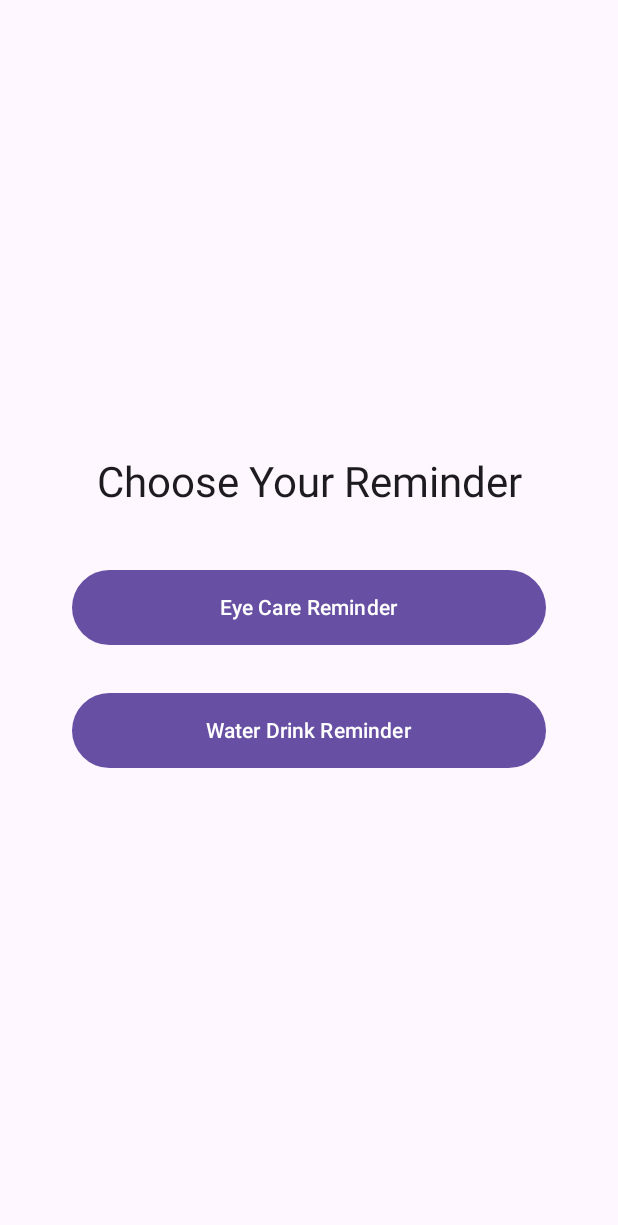
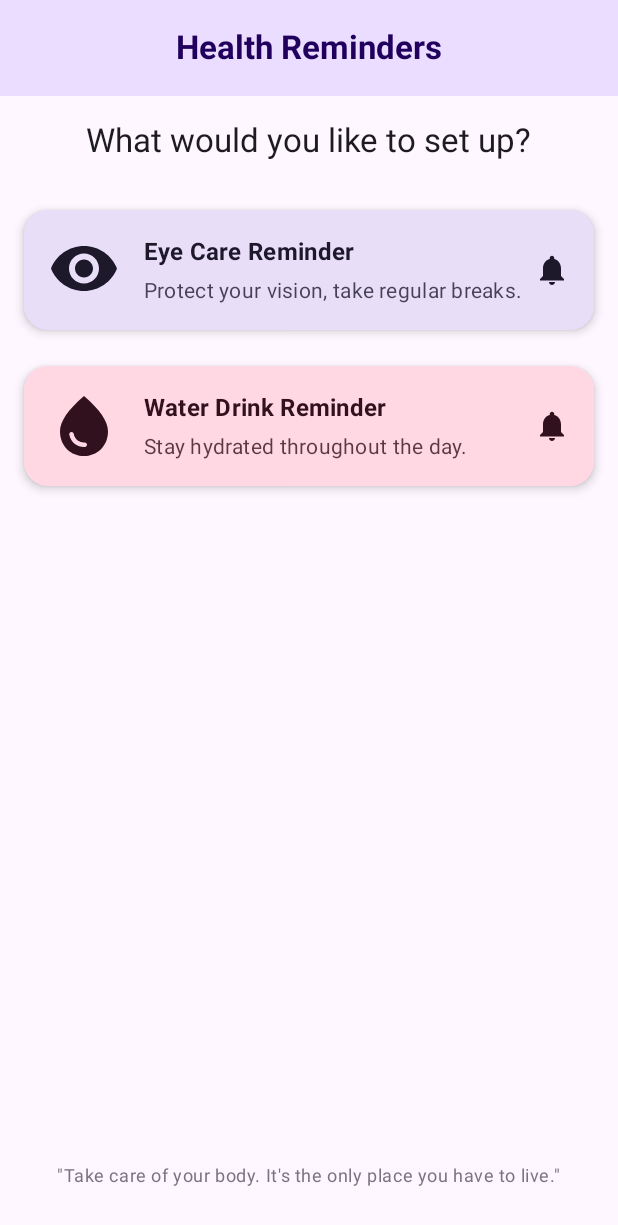
Before and after one commit to shubham-gadekar-alpha/myEyeCare, an Android app built with Jetpack Compose: the screen it shows after launch (MainActivity), on a phone screen of 412 x 824 dp. Shown: the top 1225 px of the screen. Run offline under Robolectric (Android 15) with nearby library versions, the phone set to English and light mode, and no system bars.

Commit message:
Home Screen re-design.

```diff
--- a/app/build.gradle.kts
+++ b/app/build.gradle.kts
@@ -62,4 +62,6 @@ dependencies {
     implementation(platform("com.google.firebase:firebase-bom:34.1.0"))
     implementation("com.google.firebase:firebase-analytics")
     implementation("androidx.navigation:navigation-compose:2.7.7")
+    implementation("androidx.compose.material:material-icons-core:1.7.8")
+    implementation("androidx.compose.material:material-icons-extended:1.7.8")
 }
--- a/app/src/main/java/com/alpha/myeyecare/ui/CommonUI.kt
+++ b/app/src/main/java/com/alpha/myeyecare/ui/CommonUI.kt
@@ -1,23 +1,84 @@
 package com.alpha.myeyecare.ui
 
+import androidx.compose.foundation.layout.Column
+import androidx.compose.foundation.layout.IntrinsicSize
+import androidx.compose.foundation.layout.Row
+import androidx.compose.foundation.layout.Spacer
 import androidx.compose.foundation.layout.fillMaxWidth
 import androidx.compose.foundation.layout.height
 import androidx.compose.foundation.layout.padding
-import androidx.compose.material3.Button
+import androidx.compose.foundation.layout.size
+import androidx.compose.foundation.layout.width
+import androidx.compose.foundation.shape.RoundedCornerShape
+import androidx.compose.material.icons.Icons
+import androidx.compose.material.icons.filled.Notifications
+import androidx.compose.material3.Card
+import androidx.compose.material3.CardDefaults
+import androidx.compose.material3.ExperimentalMaterial3Api
+import androidx.compose.material3.Icon
+import androidx.compose.material3.MaterialTheme
 import androidx.compose.material3.Text
 import androidx.compose.runtime.Composable
+import androidx.compose.ui.Alignment
 import androidx.compose.ui.Modifier
+import androidx.compose.ui.graphics.Color
+import androidx.compose.ui.graphics.vector.ImageVector
+import androidx.compose.ui.text.font.FontWeight
 import androidx.compose.ui.unit.dp
 
+
+@OptIn(ExperimentalMaterial3Api::class)
 @Composable
-fun FeatureButton(text: String, onClick: () -> Unit, modifier: Modifier = Modifier) {
-    Button(
+fun FeatureCard(
+    title: String,
+    description: String,
+    icon: ImageVector,
+    backgroundColor: Color,
+    contentColor: Color,
+    onClick: () -> Unit,
+    modifier: Modifier = Modifier
+) {
+    Card(
         onClick = onClick,
         modifier = modifier
             .fillMaxWidth()
-            .padding(horizontal = 32.dp, vertical = 8.dp)
-            .height(50.dp)
+            .height(IntrinsicSize.Min), // Adjust height based on content
+        shape = RoundedCornerShape(16.dp),
+        colors = CardDefaults.cardColors(containerColor = backgroundColor),
+        elevation = CardDefaults.cardElevation(defaultElevation = 4.dp)
     ) {
-        Text(text)
+        Row(
+            modifier = Modifier
+                .padding(16.dp)
+                .fillMaxWidth(),
+            verticalAlignment = Alignment.CenterVertically
+        ) {
+            Icon(
+                imageVector = icon,
+                contentDescription = title,
+                tint = contentColor,
+                modifier = Modifier.size(48.dp)
+            )
+            Spacer(modifier = Modifier.width(16.dp))
+            Column(modifier = Modifier.weight(1f)) {
+                Text(
+                    text = title,
+                    style = MaterialTheme.typography.titleMedium.copy(fontWeight = FontWeight.Bold),
+                    color = contentColor
+                )
+                Spacer(modifier = Modifier.height(4.dp))
+                Text(
+                    text = description,
+                    style = MaterialTheme.typography.bodyMedium,
+                    color = contentColor.copy(alpha = 0.8f) // Slightly less prominent
+                )
+            }
+            Icon(
+                imageVector = Icons.Filled.Notifications, // Or a chevron right icon
+                contentDescription = "Set Reminder",
+                tint = contentColor,
+                modifier = Modifier.size(24.dp)
+            )
+        }
     }
 }
--- a/app/src/main/java/com/alpha/myeyecare/ui/screens/HomeScreen.kt
+++ b/app/src/main/java/com/alpha/myeyecare/ui/screens/HomeScreen.kt
@@ -6,41 +6,81 @@ import androidx.compose.foundation.layout.Spacer
 import androidx.compose.foundation.layout.fillMaxSize
 import androidx.compose.foundation.layout.height
 import androidx.compose.foundation.layout.padding
+import androidx.compose.material.icons.Icons
+import androidx.compose.material.icons.filled.WaterDrop
+import androidx.compose.material.icons.rounded.Visibility
+import androidx.compose.material3.CenterAlignedTopAppBar
+import androidx.compose.material3.ExperimentalMaterial3Api
 import androidx.compose.material3.MaterialTheme
+import androidx.compose.material3.Scaffold
 import androidx.compose.material3.Text
+import androidx.compose.material3.TopAppBarDefaults
 import androidx.compose.runtime.Composable
 import androidx.compose.ui.Alignment
 import androidx.compose.ui.Modifier
+import androidx.compose.ui.text.font.FontWeight
 import androidx.compose.ui.unit.dp
 import androidx.navigation.NavController
 import com.alpha.myeyecare.model.AppDestinations.EYE_CARE_SCREEN
 import com.alpha.myeyecare.model.AppDestinations.WATER_REMINDER_SCREEN
-import com.alpha.myeyecare.ui.FeatureButton
+import com.alpha.myeyecare.ui.FeatureCard
 
+@OptIn(ExperimentalMaterial3Api::class)
 @Composable
 fun HomeScreen(navController: NavController, modifier: Modifier = Modifier) {
+    Scaffold(
+        topBar = {
+            CenterAlignedTopAppBar(
+                title = { Text("Health Reminders", fontWeight = FontWeight.Bold) },
+                colors = TopAppBarDefaults.centerAlignedTopAppBarColors(
+                    containerColor = MaterialTheme.colorScheme.primaryContainer,
+                    titleContentColor = MaterialTheme.colorScheme.onPrimaryContainer
+                )
+            )
+        }
+    ) { paddingValues ->
         Column(
             modifier = modifier
                 .fillMaxSize()
-            .padding(16.dp),
-        verticalArrangement = Arrangement.Center,
+                .padding(paddingValues) // Apply padding from Scaffold
+                .padding(16.dp), // Additional padding for content
+            verticalArrangement = Arrangement.Center, // Center content vertically
             horizontalAlignment = Alignment.CenterHorizontally
         ) {
             Text(
-            text = "Choose Your Reminder",
-            style = MaterialTheme.typography.headlineMedium,
+                text = "What would you like to set up?",
+                style = MaterialTheme.typography.titleLarge,
                 modifier = Modifier.padding(bottom = 32.dp)
             )
-        FeatureButton(
-            text = "Eye Care Reminder",
-            onClick = {
-                navController.navigate(EYE_CARE_SCREEN)
-            }
+
+            FeatureCard(
+                title = "Eye Care Reminder",
+                description = "Protect your vision, take regular breaks.",
+                icon = Icons.Rounded.Visibility,
+                backgroundColor = MaterialTheme.colorScheme.secondaryContainer,
+                contentColor = MaterialTheme.colorScheme.onSecondaryContainer,
+                onClick = { navController.navigate(EYE_CARE_SCREEN) }
             )
-        Spacer(modifier = Modifier.height(16.dp))
-        FeatureButton(
-            text = "Water Drink Reminder",
+
+            Spacer(modifier = Modifier.height(24.dp))
+
+            FeatureCard(
+                title = "Water Drink Reminder",
+                description = "Stay hydrated throughout the day.",
+                icon = Icons.Filled.WaterDrop,
+                backgroundColor = MaterialTheme.colorScheme.tertiaryContainer,
+                contentColor = MaterialTheme.colorScheme.onTertiaryContainer,
                 onClick = { navController.navigate(WATER_REMINDER_SCREEN) }
+            )
+
+            Spacer(modifier = Modifier.weight(1f))
+
+            Text(
+                text = "\"Take care of your body. It's the only place you have to live.\"",
+                style = MaterialTheme.typography.bodySmall,
+                color = MaterialTheme.colorScheme.outline,
+                modifier = Modifier.padding(top = 32.dp, bottom = 16.dp)
             )
         }
     }
+}
```
Lines whose indentation alone changed are shown as unchanged.
